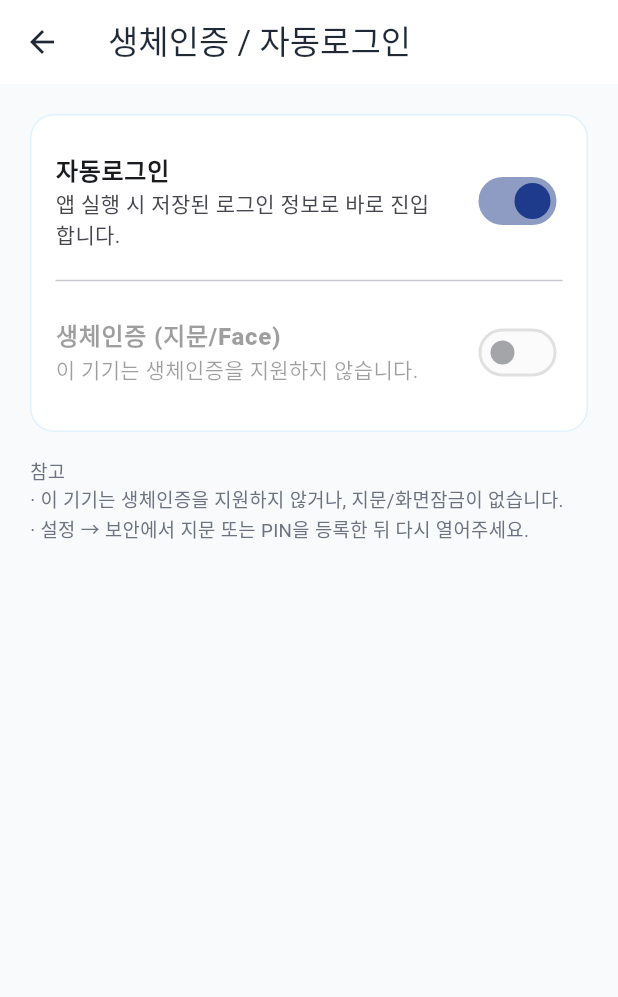
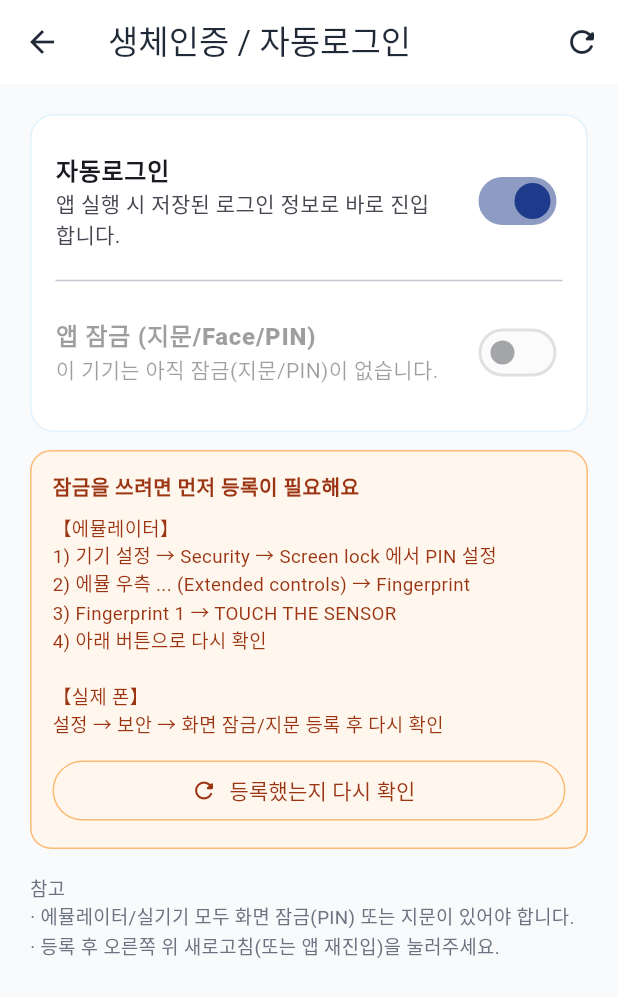
Before and after one commit to hyunkyung31/Flutter_patient, a Flutter app: the SecuritySettingsPage screen opened directly, on a phone screen of 412 x 824 dp. Shown: the top 997 px of the screen. Run offline on Flutter 3.47's test engine with Material 3 defaults, Android fonts, the phone set to English and light mode, and no system bars; our stand-ins replace cached_network_image, dio, flutter_dotenv, flutter_secure_storage, local_auth, pedometer and 2 more; missing offline and left inert: kakao_flutter_sdk_user; accounts and stored records are empty.

Commit message:
fix: improve app-lock settings for emulator PIN/fingerprint setup
Co-authored-by: hyunkyung <piehyun31@gmail.com>

```diff
--- a/lib/features/auth/data/local/biometric_service.dart
+++ b/lib/features/auth/data/local/biometric_service.dart
@@ -2,32 +2,73 @@ import 'package:flutter/foundation.dart';
 import 'package:flutter/services.dart';
 import 'package:local_auth/local_auth.dart';
 
-/// 지문 / Face ID / 기기 잠금 생체인증 래퍼
+/// 기기 잠금 가능 여부 상세
+class BiometricCapability {
+  const BiometricCapability({
+    required this.deviceSupported,
+    required this.canCheckBiometrics,
+    required this.availableTypes,
+  });
+
+  /// PIN/패턴/생체 중 하나라도 기기 잠금이 가능한지
+  final bool deviceSupported;
+
+  /// 지문/Face 하드웨어·등록 여부 체크 가능
+  final bool canCheckBiometrics;
+
+  final List<BiometricType> availableTypes;
+
+  /// 설정 토글을 켤 수 있는지 (PIN만 있어도 true)
+  bool get canUseAppLock => deviceSupported;
+
+  bool get hasEnrolledBiometrics => availableTypes.isNotEmpty;
+
+  String get summaryLabel {
+    if (!deviceSupported) {
+      return '이 기기는 아직 잠금(지문/PIN)이 없습니다.';
+    }
+    if (hasEnrolledBiometrics) {
+      return '지문/Face로 앱 잠금을 사용할 수 있습니다. (PIN 폴백 가능)';
+    }
+    return '화면 잠금(PIN/패턴)으로 앱 잠금을 사용할 수 있습니다.';
+  }
+}
+
+/// 지문 / Face ID / 기기 잠금(PIN·패턴) 래퍼
 class BiometricService {
   BiometricService({LocalAuthentication? auth})
       : _auth = auth ?? LocalAuthentication();
 
   final LocalAuthentication _auth;
 
-  /// 기기에서 생체인증(또는 기기 자격증명)을 쓸 수 있는지
-  Future<bool> canCheckBiometrics() async {
+  Future<BiometricCapability> getCapability() async {
     try {
       final supported = await _auth.isDeviceSupported();
-      if (!supported) {
-        debugPrint('Biometric: device not supported');
-        return false;
-      }
       final canCheck = await _auth.canCheckBiometrics;
       final types = await _auth.getAvailableBiometrics();
       debugPrint(
-        'Biometric: canCheck=$canCheck supported=$supported types=$types',
+        'Biometric capability: supported=$supported '
+        'canCheck=$canCheck types=$types',
       );
-      // 생체 미등록이어도 기기 PIN/패턴이 있으면 isDeviceSupported=true
-      return canCheck || supported;
+      return BiometricCapability(
+        deviceSupported: supported,
+        canCheckBiometrics: canCheck,
+        availableTypes: types,
+      );
     } catch (e) {
-      debugPrint('Biometric canCheck failed: $e');
-      return false;
+      debugPrint('Biometric getCapability failed: $e');
+      return const BiometricCapability(
+        deviceSupported: false,
+        canCheckBiometrics: false,
+        availableTypes: [],
+      );
     }
+  }
+
+  /// 기기에서 앱 잠금(생체 또는 PIN)을 쓸 수 있는지
+  Future<bool> canCheckBiometrics() async {
+    final cap = await getCapability();
+    return cap.canUseAppLock;
   }
 
   Future<List<BiometricType>> availableBiometrics() async {
@@ -49,8 +90,7 @@ class BiometricService {
         return false;
       }
 
-      // local_auth ^3.0.2: biometricOnly 는 top-level
-      // false = 지문/Face 실패 시 기기 PIN·패턴 폴백 허용
+      // biometricOnly:false → 지문 없으면 PIN/패턴으로 인증
       final ok = await _auth.authenticate(
         localizedReason: reason,
         biometricOnly: false,
--- a/lib/features/mypage/view/security_settings_page.dart
+++ b/lib/features/mypage/view/security_settings_page.dart
@@ -3,7 +3,7 @@ import 'package:patient_app/core/storage/secure_storage.dart';
 import 'package:patient_app/core/theme/app_colors.dart';
 import 'package:patient_app/features/auth/data/local/biometric_service.dart';
 
-/// 자동로그인 / 생체인증 설정
+/// 자동로그인 / 앱 잠금(지문·PIN) 설정
 class SecuritySettingsPage extends StatefulWidget {
   const SecuritySettingsPage({super.key});
 
@@ -11,29 +11,58 @@ class SecuritySettingsPage extends StatefulWidget {
   State<SecuritySettingsPage> createState() => _SecuritySettingsPageState();
 }
 
-class _SecuritySettingsPageState extends State<SecuritySettingsPage> {
+class _SecuritySettingsPageState extends State<SecuritySettingsPage>
+    with WidgetsBindingObserver {
   final _biometric = BiometricService();
 
   bool _loading = true;
   bool _autoLogin = true;
   bool _biometricEnabled = false;
-  bool _deviceSupportsBio = false;
+  BiometricCapability _capability = const BiometricCapability(
+    deviceSupported: false,
+    canCheckBiometrics: false,
+    availableTypes: [],
+  );
 
   @override
   void initState() {
     super.initState();
+    WidgetsBinding.instance.addObserver(this);
     _load();
   }
 
-  Future<void> _load() async {
+  @override
+  void dispose() {
+    WidgetsBinding.instance.removeObserver(this);
+    super.dispose();
+  }
+
+  /// 설정 앱에서 PIN/지문 등록 후 돌아올 때 다시 감지
+  @override
+  void didChangeAppLifecycleState(AppLifecycleState state) {
+    if (state == AppLifecycleState.resumed) {
+      _load(soft: true);
+    }
+  }
+
+  Future<void> _load({bool soft = false}) async {
+    if (!soft) {
+      setState(() => _loading = true);
+    }
     final autoLogin = await SecureStorageService.isAutoLoginEnabled();
     final bio = await SecureStorageService.isBiometricEnabled();
-    final can = await _biometric.canCheckBiometrics();
+    final cap = await _biometric.getCapability();
+
+    // 기기에서 잠금을 못 쓰게 됐으면 설정값도 끔
+    if (!cap.canUseAppLock && bio) {
+      await SecureStorageService.setBiometricEnabled(false);
+    }
+
     if (!mounted) return;
     setState(() {
       _autoLogin = autoLogin;
-      _biometricEnabled = bio;
-      _deviceSupportsBio = can;
+      _biometricEnabled = cap.canUseAppLock && bio;
+      _capability = cap;
       _loading = false;
     });
   }
@@ -41,7 +70,6 @@ class _SecuritySettingsPageState extends State<SecuritySettingsPage> {
   Future<void> _toggleAutoLogin(bool value) async {
     await SecureStorageService.setAutoLoginEnabled(value);
     if (!value) {
-      // 자동로그인 끄면 생체도 함께 끔
       await SecureStorageService.setBiometricEnabled(false);
       if (mounted) {
         setState(() {
@@ -56,23 +84,33 @@ class _SecuritySettingsPageState extends State<SecuritySettingsPage> {
 
   Future<void> _toggleBiometric(bool value) async {
     if (value) {
-      if (!_deviceSupportsBio) {
+      // 최신 상태 재확인 (에뮬에서 PIN 막 등록한 경우)
+      final cap = await _biometric.getCapability();
+      if (!mounted) return;
+      setState(() => _capability = cap);
+
+      if (!cap.canUseAppLock) {
         ScaffoldMessenger.of(context).showSnackBar(
-          const SnackBar(content: Text('이 기기에서는 생체인증을 사용할 수 없습니다.')),
+          const SnackBar(
+            content: Text(
+              '먼저 기기에 PIN/패턴 또는 지문을 등록해주세요.',
+            ),
+          ),
         );
         return;
       }
+
       final ok = await _biometric.authenticate(
-        reason: '생체인증을 사용하려면 한 번 인증해주세요.',
+        reason: '앱 잠금을 사용하려면 한 번 인증해주세요.',
       );
       if (!ok) {
         if (!mounted) return;
         ScaffoldMessenger.of(context).showSnackBar(
-          const SnackBar(content: Text('생체인증에 실패했습니다.')),
+          const SnackBar(content: Text('인증에 실패했습니다. 다시 시도해주세요.')),
         );
         return;
       }
-      // 생체 켜면 자동로그인도 함께 켬
+
       await SecureStorageService.setAutoLoginEnabled(true);
       await SecureStorageService.setBiometricEnabled(true);
       if (!mounted) return;
@@ -80,6 +118,9 @@ class _SecuritySettingsPageState extends State<SecuritySettingsPage> {
         _autoLogin = true;
         _biometricEnabled = true;
       });
+      ScaffoldMessenger.of(context).showSnackBar(
+        const SnackBar(content: Text('앱 잠금이 켜졌습니다.')),
+      );
       return;
     }
 
@@ -89,6 +130,8 @@ class _SecuritySettingsPageState extends State<SecuritySettingsPage> {
 
   @override
   Widget build(BuildContext context) {
+    final canLock = _capability.canUseAppLock;
+
     return Scaffold(
       backgroundColor: AppColors.background,
       appBar: AppBar(
@@ -96,6 +139,13 @@ class _SecuritySettingsPageState extends State<SecuritySettingsPage> {
         backgroundColor: AppColors.white,
         foregroundColor: AppColors.text,
         elevation: 0,
+        actions: [
+          IconButton(
+            tooltip: '다시 확인',
+            onPressed: _loading ? null : () => _load(),
+            icon: const Icon(Icons.refresh_rounded),
+          ),
+        ],
       ),
       body: _loading
           ? const Center(child: CircularProgressIndicator())
@@ -128,32 +178,32 @@ class _SecuritySettingsPageState extends State<SecuritySettingsPage> {
                       SwitchListTile(
                         contentPadding: EdgeInsets.zero,
                         title: const Text(
-                          '생체인증 (지문/Face)',
+                          '앱 잠금 (지문/Face/PIN)',
                           style: TextStyle(fontWeight: FontWeight.w800),
                         ),
-                        subtitle: Text(
-                          _deviceSupportsBio
-                              ? '자동로그인 전에 생체인증을 한 번 더 확인합니다.'
-                              : '이 기기는 생체인증을 지원하지 않습니다.',
-                        ),
+                        subtitle: Text(_capability.summaryLabel),
                         value: _biometricEnabled,
                         activeThumbColor: AppColors.primary,
-                        onChanged: _deviceSupportsBio ? _toggleBiometric : null,
+                        onChanged: canLock ? _toggleBiometric : null,
                       ),
                     ],
                   ),
                 ),
+                if (!canLock) ...[
+                  const SizedBox(height: 12),
+                  _SetupGuideCard(onRecheck: () => _load()),
+                ],
                 const SizedBox(height: 16),
                 Text(
-                  _deviceSupportsBio
+                  canLock
                       ? '참고\n'
                           '· 카카오 로그인 성공 시 자동로그인이 기본으로 켜집니다.\n'
-                          '· 생체인증을 켜면 앱 재실행 시 지문/Face 확인 후 홈으로 갑니다.\n'
-                          '· 로그아웃해도 자동로그인·생체 설정은 유지되고, 토큰만 삭제됩니다.\n'
-                          '· 기기 설정에 지문/화면잠금이 등록되어 있어야 합니다.'
+                          '· 앱 잠금을 켜면 재실행 시 지문/Face 또는 PIN 확인 후 홈으로 갑니다.\n'
+                          '· 로그아웃해도 자동로그인·잠금 설정은 유지되고, 토큰만 삭제됩니다.\n'
+                          '· 에뮬레이터: 우측 ... → Fingerprint 에서 가상 지문을 등록하세요.'
                       : '참고\n'
-                          '· 이 기기는 생체인증을 지원하지 않거나, 지문/화면잠금이 없습니다.\n'
-                          '· 설정 → 보안에서 지문 또는 PIN을 등록한 뒤 다시 열어주세요.',
+                          '· 에뮬레이터/실기기 모두 화면 잠금(PIN) 또는 지문이 있어야 합니다.\n'
+                          '· 등록 후 오른쪽 위 새로고침(또는 앱 재진입)을 눌러주세요.',
                   style: const TextStyle(
                     fontSize: 12.5,
                     height: 1.5,
@@ -165,3 +215,63 @@ class _SecuritySettingsPageState extends State<SecuritySettingsPage> {
     );
   }
 }
+
+class _SetupGuideCard extends StatelessWidget {
+  const _SetupGuideCard({required this.onRecheck});
+
+  final VoidCallback onRecheck;
+
+  @override
+  Widget build(BuildContext context) {
+    return Container(
+      width: double.infinity,
+      padding: const EdgeInsets.all(14),
+      decoration: BoxDecoration(
+        color: const Color(0xFFFFF7ED),
+        borderRadius: BorderRadius.circular(14),
+        border: Border.all(color: const Color(0xFFFDBA74)),
+      ),
+      child: Column(
+        crossAxisAlignment: CrossAxisAlignment.start,
+        children: [
+          const Text(
+            '잠금을 쓰려면 먼저 등록이 필요해요',
+            style: TextStyle(
+              fontSize: 13.5,
+              fontWeight: FontWeight.w800,
+              color: Color(0xFF9A3412),
+            ),
+          ),
+          const SizedBox(height: 8),
+          const Text(
+            '【에뮬레이터】\n'
+            '1) 기기 설정 → Security → Screen lock 에서 PIN 설정\n'
+            '2) 에뮬 우측 ... (Extended controls) → Fingerprint\n'
+            '3) Fingerprint 1 → TOUCH THE SENSOR\n'
+            '4) 아래 버튼으로 다시 확인\n\n'
+            '【실제 폰】\n'
+            '설정 → 보안 → 화면 잠금/지문 등록 후 다시 확인',
+            style: TextStyle(
+              fontSize: 12.5,
+              height: 1.45,
+              color: Color(0xFF9A3412),
+            ),
+          ),
+          const SizedBox(height: 10),
+          SizedBox(
+            width: double.infinity,
+            child: OutlinedButton.icon(
+              onPressed: onRecheck,
+              icon: const Icon(Icons.refresh_rounded, size: 18),
+              label: const Text('등록했는지 다시 확인'),
+              style: OutlinedButton.styleFrom(
+                foregroundColor: const Color(0xFF9A3412),
+                side: const BorderSide(color: Color(0xFFFDBA74)),
+              ),
+            ),
+          ),
+        ],
+      ),
+    );
+  }
+}
```
